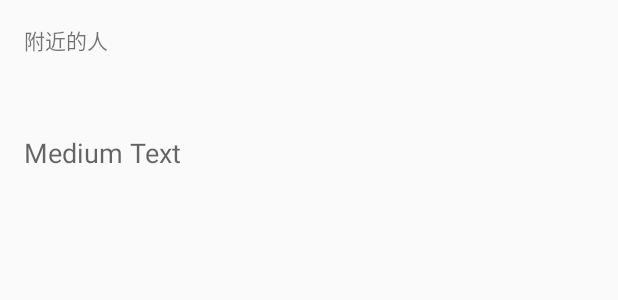
After one commit to xia45399/weixin, an Android app: the layout activity_about.xml on its own in the app's theme, with its tools: preview values and no code run, on a phone screen of 412 x 824 dp. The commit adds this screen. Shown: the top 300 px of the screen. Run offline under Robolectric (Android 15) with nearby library versions, the phone set to English and light mode, and no system bars.

```diff
--- a/app/src/main/AndroidManifest.xml
+++ b/app/src/main/AndroidManifest.xml
@@ -15,6 +15,10 @@
                 <action android:name="android.intent.action.MAIN" />
                 <category android:name="android.intent.category.LAUNCHER" />
             </intent-filter>
+        </activity>
+
+        <activity android:name=".SettingFragement"
+            android:label="设置">
         </activity>
 
 
--- /dev/null
+++ b/app/src/main/res/layout/activity_about.xml
@@ -0,0 +1,34 @@
+<?xml version="1.0" encoding="utf-8"?>
+<RelativeLayout xmlns:android="http://schemas.android.com/apk/res/android"
+    xmlns:tools="http://schemas.android.com/tools"
+    android:orientation="vertical"
+    android:layout_width="wrap_content"
+    android:layout_height="wrap_content"
+    android:paddingBottom="@dimen/activity_vertical_margin"
+    android:paddingLeft="@dimen/activity_horizontal_margin"
+    android:paddingRight="@dimen/activity_horizontal_margin"
+    android:paddingTop="@dimen/activity_vertical_margin"
+    tools:context="com.example.xia.weixin.aboutMeActivity">
+
+    <LinearLayout
+        android:orientation="vertical"
+        android:layout_width="match_parent"
+        android:layout_height="match_parent"
+        android:weightSum="1">
+
+        <TextView
+            android:layout_width="249dp"
+            android:layout_height="wrap_content"
+            android:text="附近的人"
+            android:id="@+id/textView2"
+            android:layout_weight="0.07" />
+
+        <TextView
+            android:layout_width="249dp"
+            android:layout_height="wrap_content"
+            android:textAppearance="?android:attr/textAppearanceMedium"
+            android:text="Medium Text"
+            android:id="@+id/textView3"
+            android:layout_weight="0.05" />
+    </LinearLayout>
+</RelativeLayout>
--- a/app/src/main/res/layout/activity_main.xml
+++ b/app/src/main/res/layout/activity_main.xml
@@ -68,7 +68,7 @@
             android:layout_height="match_parent">
 
             <EditText
-                android:layout_width="1dp"
+                android:layout_width="0dp"
                 android:layout_height="wrap_content"
                 android:layout_marginTop="40dp"
                 android:inputType="numberSigned"
--- a/app/src/main/res/xml/preference.xml
+++ b/app/src/main/res/xml/preference.xml
@@ -1,6 +1,6 @@
 <?xml version="1.0" encoding="utf-8"?>
 <PreferenceScreen xmlns:android="http://schemas.android.com/apk/res/android">
-    <PreferenceCategory>
+    <PreferenceCategory android:title="category1">
         <EditTextPreference
             android:key="da"
             android:title="标题"
```
Also changed, not shown: app/src/main/java/com/example/xia/weixin/Weixin.java (+76 -19 lines), app/src/main/java/com/example/xia/weixin/settingFragement.java (added, +17 -0 lines).
